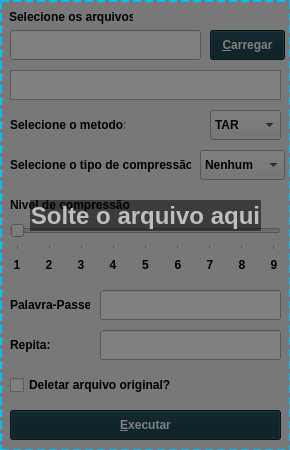
This is src/views/ui/Window.ui in GabrielBragion/ZIPYT as Qt 5 draws it before an edit. The edited form follows.
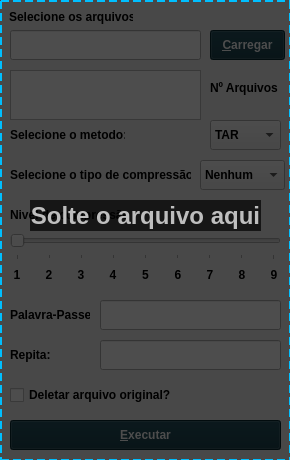
This is the edited form.

The edit to the form file:
```diff
--- a/src/views/ui/Window.ui
+++ b/src/views/ui/Window.ui
@@ -11,7 +11,7 @@
     <x>0</x>
     <y>0</y>
     <width>290</width>
-    <height>450</height>
+    <height>460</height>
    </rect>
   </property>
   <property name="sizePolicy">
@@ -23,13 +23,13 @@
   <property name="minimumSize">
    <size>
     <width>290</width>
-    <height>450</height>
+    <height>460</height>
    </size>
   </property>
   <property name="maximumSize">
    <size>
     <width>290</width>
-    <height>450</height>
+    <height>460</height>
    </size>
   </property>
   <property name="font">
@@ -130,7 +130,7 @@
    <property name="geometry">
     <rect>
      <x>10</x>
-     <y>110</y>
+     <y>120</y>
      <width>115</width>
      <height>30</height>
     </rect>
@@ -155,7 +155,7 @@
    <property name="geometry">
     <rect>
      <x>10</x>
-     <y>220</y>
+     <y>230</y>
      <width>271</width>
      <height>30</height>
     </rect>
@@ -192,7 +192,7 @@
    <property name="geometry">
     <rect>
      <x>210</x>
-     <y>110</y>
+     <y>120</y>
      <width>71</width>
      <height>30</height>
     </rect>
@@ -234,7 +234,7 @@
    <property name="geometry">
     <rect>
      <x>200</x>
-     <y>150</y>
+     <y>160</y>
      <width>85</width>
      <height>30</height>
     </rect>
@@ -281,7 +281,7 @@
    <property name="geometry">
     <rect>
      <x>10</x>
-     <y>150</y>
+     <y>160</y>
      <width>181</width>
      <height>30</height>
     </rect>
@@ -306,7 +306,7 @@
    <property name="geometry">
     <rect>
      <x>10</x>
-     <y>190</y>
+     <y>200</y>
      <width>120</width>
      <height>30</height>
     </rect>
@@ -331,7 +331,7 @@
    <property name="geometry">
     <rect>
      <x>10</x>
-     <y>250</y>
+     <y>260</y>
      <width>271</width>
      <height>30</height>
     </rect>
@@ -556,7 +556,7 @@
    <property name="geometry">
     <rect>
      <x>100</x>
-     <y>290</y>
+     <y>300</y>
      <width>181</width>
      <height>30</height>
     </rect>
@@ -584,7 +584,7 @@
    <property name="geometry">
     <rect>
      <x>10</x>
-     <y>290</y>
+     <y>300</y>
      <width>80</width>
      <height>30</height>
     </rect>
@@ -609,7 +609,7 @@
    <property name="geometry">
     <rect>
      <x>10</x>
-     <y>410</y>
+     <y>420</y>
      <width>271</width>
      <height>30</height>
     </rect>
@@ -643,7 +643,7 @@
    <property name="geometry">
     <rect>
      <x>10</x>
-     <y>330</y>
+     <y>340</y>
      <width>40</width>
      <height>30</height>
     </rect>
@@ -668,7 +668,7 @@
    <property name="geometry">
     <rect>
      <x>10</x>
-     <y>370</y>
+     <y>380</y>
      <width>166</width>
      <height>30</height>
     </rect>
@@ -693,7 +693,7 @@
    <property name="geometry">
     <rect>
      <x>100</x>
-     <y>330</y>
+     <y>340</y>
      <width>181</width>
      <height>30</height>
     </rect>
@@ -726,7 +726,7 @@
      <x>0</x>
      <y>0</y>
      <width>291</width>
-     <height>451</height>
+     <height>461</height>
     </rect>
    </property>
    <property name="acceptDrops">
@@ -736,7 +736,7 @@
     <bool>false</bool>
    </property>
    <property name="styleSheet">
-    <string notr="true">background-color: rgba(0, 0, 0, 0.5);  /* Transparência */
+    <string notr="true">background-color: rgba(0, 0, 0, 0.7);  /* Transparência */
 border: 2px dashed #00BFFF;           /* Borda tracejada azul */</string>
    </property>
    <property name="frameShape">
@@ -776,23 +776,59 @@
     <rect>
      <x>10</x>
      <y>70</y>
-     <width>271</width>
-     <height>30</height>
+     <width>191</width>
+     <height>50</height>
     </rect>
    </property>
    <property name="minimumSize">
     <size>
      <width>0</width>
-     <height>30</height>
+     <height>50</height>
     </size>
    </property>
    <property name="maximumSize">
     <size>
      <width>16777215</width>
-     <height>30</height>
+     <height>50</height>
     </size>
    </property>
   </widget>
+  <widget class="QLabel" name="label_total_files">
+   <property name="geometry">
+    <rect>
+     <x>210</x>
+     <y>80</y>
+     <width>71</width>
+     <height>16</height>
+    </rect>
+   </property>
+   <property name="font">
+    <font>
+     <bold>true</bold>
+    </font>
+   </property>
+   <property name="text">
+    <string>Nº Arquivos</string>
+   </property>
+  </widget>
+  <widget class="QLabel" name="label_file_count">
+   <property name="geometry">
+    <rect>
+     <x>210</x>
+     <y>100</y>
+     <width>71</width>
+     <height>16</height>
+    </rect>
+   </property>
+   <property name="font">
+    <font>
+     <bold>true</bold>
+    </font>
+   </property>
+   <property name="text">
+    <string/>
+   </property>
+  </widget>
   <zorder>label_files</zorder>
   <zorder>input_files</zorder>
   <zorder>btn_load</zorder>
```
Left out of the diff: 2 changed lines with no effect on the pictures.
